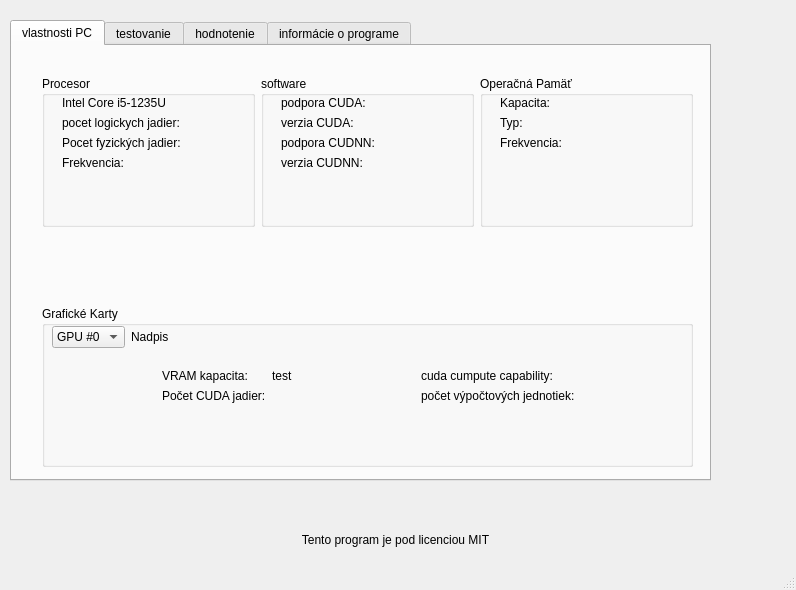
Old version of the form designs/interface.ui in the repository KristoveNohy/PCDIAG.
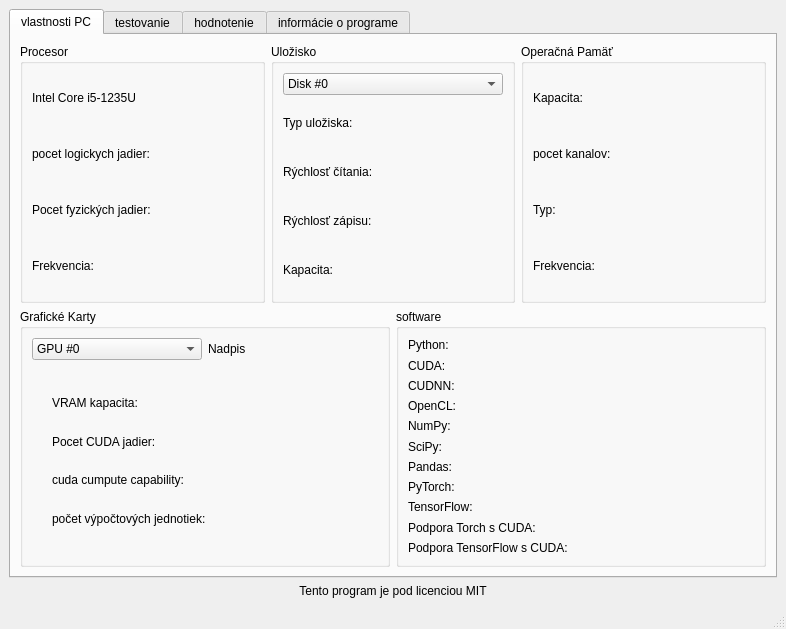
New version of the form. The open tabs and pages were chosen to show the change.

```diff
--- a/designs/interface.ui
+++ b/designs/interface.ui
@@ -6,31 +6,41 @@
    <rect>
     <x>0</x>
     <y>0</y>
-    <width>796</width>
-    <height>590</height>
+    <width>786</width>
+    <height>629</height>
    </rect>
   </property>
   <property name="windowTitle">
    <string>MainWindow</string>
   </property>
   <widget class="QWidget" name="centralwidget">
+   <layout class="QGridLayout" name="gridLayout">
+    <item row="1" column="0" alignment="Qt::AlignBottom">
+     <widget class="QLabel" name="Llicence">
+      <property name="text">
+       <string>&lt;html&gt;&lt;head/&gt;&lt;body&gt;&lt;p align=&quot;center&quot;&gt;Tento program je pod licenciou MIT&lt;/p&gt;&lt;/body&gt;&lt;/html&gt;</string>
+      </property>
+     </widget>
+    </item>
+    <item row="0" column="0">
    <widget class="QTabWidget" name="tabWidget">
-    <property name="geometry">
-     <rect>
-      <x>10</x>
-      <y>20</y>
-      <width>701</width>
-      <height>461</height>
-     </rect>
+      <property name="enabled">
+       <bool>true</bool>
+      </property>
+      <property name="sizePolicy">
+       <sizepolicy hsizetype="Expanding" vsizetype="MinimumExpanding">
+        <horstretch>0</horstretch>
+        <verstretch>0</verstretch>
+       </sizepolicy>
     </property>
     <property name="maximumSize">
      <size>
-      <width>731</width>
-      <height>481</height>
+        <width>16777215</width>
+        <height>16777215</height>
      </size>
     </property>
     <property name="currentIndex">
-     <number>0</number>
+       <number>1</number>
     </property>
     <widget class="QWidget" name="vlastnosti">
      <property name="styleSheet">
@@ -39,173 +49,39 @@
      <attribute name="title">
       <string>vlastnosti PC</string>
      </attribute>
-     <widget class="QGroupBox" name="GBoxGPU">
-      <property name="geometry">
-       <rect>
-        <x>30</x>
-        <y>260</y>
-        <width>651</width>
-        <height>161</height>
-       </rect>
-      </property>
-      <property name="title">
-       <string>Grafické Karty</string>
-      </property>
-      <widget class="QWidget" name="horizontalLayoutWidget">
-       <property name="geometry">
-        <rect>
-         <x>100</x>
-         <y>43</y>
-         <width>511</width>
-         <height>101</height>
-        </rect>
-       </property>
-       <layout class="QHBoxLayout" name="OUTGPUlayout">
+       <layout class="QVBoxLayout" name="verticalLayout">
         <item>
-         <layout class="QFormLayout" name="INGPUlayout1">
-          <property name="leftMargin">
-           <number>20</number>
-          </property>
-          <property name="topMargin">
-           <number>20</number>
-          </property>
-          <property name="rightMargin">
-           <number>20</number>
-          </property>
-          <property name="bottomMargin">
-           <number>20</number>
-          </property>
-          <item row="0" column="0">
-           <widget class="QLabel" name="LVRAM">
-            <property name="text">
-             <string>VRAM kapacita: </string>
-            </property>
-           </widget>
-          </item>
-          <item row="1" column="0">
-           <widget class="QLabel" name="LCUDAcores">
-            <property name="text">
-             <string>Počet CUDA jadier:</string>
-            </property>
-           </widget>
-          </item>
-          <item row="0" column="1">
-           <widget class="QLabel" name="testlabel">
-            <property name="text">
-             <string>test</string>
-            </property>
-           </widget>
-          </item>
-         </layout>
-        </item>
-        <item>
-         <layout class="QFormLayout" name="INGPUlayout2">
-          <property name="leftMargin">
-           <number>20</number>
-          </property>
-          <property name="topMargin">
-           <number>20</number>
-          </property>
-          <property name="rightMargin">
-           <number>20</number>
-          </property>
-          <property name="bottomMargin">
-           <number>20</number>
-          </property>
-          <item row="0" column="0">
-           <widget class="QLabel" name="LCUDAcomputeCapablity">
-            <property name="text">
-             <string>cuda cumpute capability:</string>
-            </property>
-           </widget>
-          </item>
-          <item row="1" column="0">
-           <widget class="QLabel" name="LComputeUnits">
-            <property name="text">
-             <string>počet výpočtových jednotiek:</string>
-            </property>
-           </widget>
-          </item>
-         </layout>
-        </item>
-       </layout>
-      </widget>
-      <widget class="QWidget" name="formLayoutWidget_3">
-       <property name="geometry">
-        <rect>
-         <x>10</x>
-         <y>20</y>
-         <width>641</width>
-         <height>25</height>
-        </rect>
-       </property>
-       <layout class="QFormLayout" name="formLayout_8">
-        <item row="0" column="1">
-         <widget class="QLabel" name="LGPUname">
-          <property name="text">
-           <string>Nadpis</string>
-          </property>
-         </widget>
-        </item>
-        <item row="0" column="0">
-         <widget class="QComboBox" name="comboGPU">
-          <item>
-           <property name="text">
-            <string>GPU #0</string>
-           </property>
-          </item>
-         </widget>
-        </item>
-       </layout>
-      </widget>
-     </widget>
-     <widget class="QWidget" name="horizontalLayoutWidget_2">
-      <property name="geometry">
-       <rect>
-        <x>30</x>
-        <y>30</y>
-        <width>651</width>
-        <height>151</height>
-       </rect>
-      </property>
       <layout class="QHBoxLayout" name="OUTPARAMS">
        <item>
         <widget class="QGroupBox" name="GBoxCPU">
          <property name="title">
           <string>Procesor</string>
          </property>
-         <widget class="QWidget" name="verticalLayoutWidget">
-          <property name="geometry">
-           <rect>
-            <x>20</x>
-            <y>20</y>
-            <width>181</width>
-            <height>111</height>
-           </rect>
-          </property>
-          <layout class="QFormLayout" name="CPUlayout">
-           <item row="0" column="0">
+            <layout class="QVBoxLayout" name="verticalLayout_5">
+             <item>
+              <layout class="QVBoxLayout" name="verticalLayout_11">
+               <item>
             <widget class="QLabel" name="LCPUname">
              <property name="text">
               <string>Intel Core i5-1235U</string>
              </property>
             </widget>
            </item>
-           <item row="1" column="0">
+               <item>
             <widget class="QLabel" name="LLCPUlogC">
              <property name="text">
               <string>pocet logickych jadier:</string>
              </property>
             </widget>
            </item>
-           <item row="2" column="0">
+               <item>
             <widget class="QLabel" name="LCPUphysC">
              <property name="text">
               <string>Pocet fyzických jadier: </string>
              </property>
             </widget>
            </item>
-           <item row="3" column="0">
+               <item>
             <widget class="QLabel" name="LfreqCPU">
              <property name="text">
               <string>Frekvencia: </string>
@@ -213,60 +89,54 @@
             </widget>
            </item>
           </layout>
-         </widget>
+             </item>
+            </layout>
         </widget>
        </item>
        <item>
-        <widget class="QGroupBox" name="GBoxSW">
+           <widget class="QGroupBox" name="groupBox">
          <property name="title">
-          <string>software</string>
-         </property>
-         <property name="flat">
-          <bool>false</bool>
-         </property>
-         <property name="checkable">
-          <bool>false</bool>
-         </property>
-         <widget class="QWidget" name="verticalLayoutWidget_5">
-          <property name="geometry">
-           <rect>
-            <x>20</x>
-            <y>20</y>
-            <width>181</width>
-            <height>111</height>
-           </rect>
-          </property>
-          <layout class="QFormLayout" name="SWlayout">
+             <string>Uložisko</string>
+            </property>
+            <layout class="QGridLayout" name="gridLayout_3">
            <item row="0" column="0">
-            <widget class="QLabel" name="LCUDAsup">
+              <widget class="QComboBox" name="comboBox">
+               <item>
              <property name="text">
-              <string>podpora CUDA:</string>
-             </property>
+                 <string>Disk #0</string>
+                </property>
+               </item>
             </widget>
            </item>
            <item row="1" column="0">
-            <widget class="QLabel" name="LCUDAver">
+              <widget class="QLabel" name="label_4">
              <property name="text">
-              <string>verzia CUDA:</string>
-             </property>
-            </widget>
-           </item>
-           <item row="2" column="0">
-            <widget class="QLabel" name="LcuDNNsup">
-             <property name="text">
-              <string>podpora CUDNN:</string>
+                <string>Typ uložiska: </string>
              </property>
             </widget>
            </item>
            <item row="3" column="0">
-            <widget class="QLabel" name="LcuDNNver">
+              <widget class="QLabel" name="label_6">
              <property name="text">
-              <string>verzia CUDNN:</string>
+                <string>Rýchlosť zápisu:</string>
+               </property>
+              </widget>
+             </item>
+             <item row="4" column="0">
+              <widget class="QLabel" name="label_7">
+               <property name="text">
+                <string>Kapacita:</string>
+               </property>
+              </widget>
+             </item>
+             <item row="2" column="0">
+              <widget class="QLabel" name="label_5">
+               <property name="text">
+                <string>Rýchlosť čítania:</string>
              </property>
             </widget>
            </item>
           </layout>
-         </widget>
         </widget>
        </item>
        <item>
@@ -274,34 +144,34 @@
          <property name="title">
           <string>Operačná Pamäť</string>
          </property>
-         <widget class="QWidget" name="verticalLayoutWidget_2">
-          <property name="geometry">
-           <rect>
-            <x>20</x>
-            <y>20</y>
-            <width>171</width>
-            <height>111</height>
-           </rect>
-          </property>
-          <layout class="QFormLayout" name="RAMlayout">
+            <layout class="QVBoxLayout" name="verticalLayout_6">
+             <item>
+              <layout class="QVBoxLayout" name="verticalLayout_13">
            <property name="sizeConstraint">
             <enum>QLayout::SetDefaultConstraint</enum>
            </property>
-           <item row="0" column="0">
+               <item>
             <widget class="QLabel" name="LRAMtotal">
              <property name="text">
               <string>Kapacita:  </string>
              </property>
             </widget>
            </item>
-           <item row="1" column="0">
+               <item>
+                <widget class="QLabel" name="label_3">
+                 <property name="text">
+                  <string>pocet kanalov: </string>
+                 </property>
+                </widget>
+               </item>
+               <item>
             <widget class="QLabel" name="LRAMtype">
              <property name="text">
               <string>Typ: </string>
              </property>
             </widget>
            </item>
-           <item row="2" column="0">
+               <item>
             <widget class="QLabel" name="LRAMfreq">
              <property name="text">
               <string>Frekvencia:</string>
@@ -309,47 +179,219 @@
             </widget>
            </item>
           </layout>
-         </widget>
-        </widget>
-       </item>
-      </layout>
-     </widget>
+             </item>
+            </layout>
+           </widget>
+          </item>
+         </layout>
+        </item>
+        <item>
+         <layout class="QHBoxLayout" name="horizontalLayout_2">
+          <item>
+           <widget class="QGroupBox" name="GBoxGPU">
+            <property name="title">
+             <string>Grafické Karty</string>
+            </property>
+            <layout class="QGridLayout" name="gridLayout_2">
+             <item row="0" column="0">
+              <widget class="QComboBox" name="comboGPU">
+               <item>
+                <property name="text">
+                 <string>GPU #0</string>
+                </property>
+               </item>
+              </widget>
+             </item>
+             <item row="0" column="1">
+              <widget class="QLabel" name="LGPUname">
+               <property name="text">
+                <string>Nadpis</string>
+               </property>
+              </widget>
+             </item>
+             <item row="1" column="0" colspan="2">
+              <layout class="QVBoxLayout" name="verticalLayout_14">
+               <property name="leftMargin">
+                <number>20</number>
+               </property>
+               <property name="topMargin">
+                <number>20</number>
+               </property>
+               <property name="rightMargin">
+                <number>20</number>
+               </property>
+               <property name="bottomMargin">
+                <number>20</number>
+               </property>
+               <item>
+                <widget class="QLabel" name="LVRAM">
+                 <property name="text">
+                  <string>VRAM kapacita: </string>
+                 </property>
+                </widget>
+               </item>
+               <item>
+                <widget class="QLabel" name="LCUDAcores">
+                 <property name="text">
+                  <string>Pocet CUDA jadier:</string>
+                 </property>
+                </widget>
+               </item>
+               <item>
+                <widget class="QLabel" name="LCUDAcomputeCapablity">
+                 <property name="text">
+                  <string>cuda cumpute capability:</string>
+                 </property>
+                </widget>
+               </item>
+               <item>
+                <widget class="QLabel" name="LComputeUnits">
+                 <property name="text">
+                  <string>počet výpočtových jednotiek:</string>
+                 </property>
+                </widget>
+               </item>
+              </layout>
+             </item>
+            </layout>
+           </widget>
+          </item>
+          <item>
+           <widget class="QGroupBox" name="GBoxSW">
+            <property name="title">
+             <string>software</string>
+            </property>
+            <property name="flat">
+             <bool>false</bool>
+            </property>
+            <property name="checkable">
+             <bool>false</bool>
+            </property>
+            <layout class="QVBoxLayout" name="verticalLayout_7">
+             <item>
+              <layout class="QVBoxLayout" name="verticalLayout_12">
+               <item>
+                <widget class="QLabel" name="label_13">
+                 <property name="text">
+                  <string>Python:</string>
+                 </property>
+                </widget>
+               </item>
+               <item>
+                <widget class="QLabel" name="LCUDAsup">
+                 <property name="text">
+                  <string>CUDA:</string>
+                 </property>
+                </widget>
+               </item>
+               <item>
+                <widget class="QLabel" name="LcuDNNsup">
+                 <property name="text">
+                  <string>CUDNN:</string>
+                 </property>
+                </widget>
+               </item>
+               <item>
+                <widget class="QLabel" name="label_8">
+                 <property name="text">
+                  <string>OpenCL:</string>
+                 </property>
+                </widget>
+               </item>
+               <item>
+                <widget class="QLabel" name="label_14">
+                 <property name="text">
+                  <string>NumPy:</string>
+                 </property>
+                </widget>
+               </item>
+               <item>
+                <widget class="QLabel" name="label_15">
+                 <property name="text">
+                  <string>SciPy:</string>
+                 </property>
+                </widget>
+               </item>
+               <item>
+                <widget class="QLabel" name="label_16">
+                 <property name="text">
+                  <string>Pandas:</string>
+                 </property>
+                </widget>
+               </item>
+               <item>
+                <widget class="QLabel" name="label_9">
+                 <property name="text">
+                  <string>PyTorch:</string>
+                 </property>
+                </widget>
+               </item>
+               <item>
+                <widget class="QLabel" name="label_10">
+                 <property name="text">
+                  <string>TensorFlow:</string>
+                 </property>
+                </widget>
+               </item>
+               <item>
+                <widget class="QLabel" name="label_11">
+                 <property name="text">
+                  <string>Podpora Torch s CUDA:</string>
+                 </property>
+                </widget>
+               </item>
+               <item>
+                <widget class="QLabel" name="label_12">
+                 <property name="text">
+                  <string>Podpora TensorFlow s CUDA:</string>
+                 </property>
+                </widget>
+               </item>
+              </layout>
+             </item>
+            </layout>
+           </widget>
+          </item>
+         </layout>
+        </item>
+       </layout>
     </widget>
     <widget class="QWidget" name="test">
      <attribute name="title">
       <string>testovanie</string>
      </attribute>
-     <widget class="QGroupBox" name="GBoxtraining">
-      <property name="geometry">
-       <rect>
-        <x>20</x>
-        <y>20</y>
-        <width>401</width>
-        <height>191</height>
-       </rect>
-      </property>
+       <layout class="QVBoxLayout" name="verticalLayout_2">
+        <item>
+         <layout class="QVBoxLayout" name="verticalLayout_9">
+          <item>
+           <layout class="QVBoxLayout" name="verticalLayout_10">
+            <item>
+             <widget class="QGroupBox" name="groupBox_2">
       <property name="title">
-       <string>Benchmark treningu</string>
-      </property>
-      <widget class="QWidget" name="formLayoutWidget">
-       <property name="geometry">
-        <rect>
-         <x>10</x>
-         <y>20</y>
-         <width>361</width>
-         <height>151</height>
-        </rect>
-       </property>
-       <layout class="QFormLayout" name="realtimelayout">
+               <string>Inferenčný bemchmark</string>
+              </property>
+              <property name="alignment">
+               <set>Qt::AlignLeading|Qt::AlignLeft|Qt::AlignVCenter</set>
+              </property>
+              <property name="flat">
+               <bool>false</bool>
+              </property>
+              <property name="checkable">
+               <bool>false</bool>
+              </property>
+              <layout class="QGridLayout" name="gridLayout_5">
+               <property name="sizeConstraint">
+                <enum>QLayout::SetDefaultConstraint</enum>
+               </property>
         <item row="0" column="0">
-         <widget class="QLabel" name="Ldevice">
+                <widget class="QLabel" name="label_18">
           <property name="text">
-           <string>Zariadenie: </string>
+                  <string>zariadenie: </string>
           </property>
          </widget>
         </item>
         <item row="0" column="1">
-         <widget class="QComboBox" name="combBDev">
+                <widget class="QComboBox" name="comboBox_2">
           <item>
            <property name="text">
             <string>CPU</string>
@@ -357,82 +399,101 @@
           </item>
           <item>
            <property name="text">
-            <string>GPU</string>
+                   <string>GPU #0</string>
            </property>
           </item>
          </widget>
         </item>
-        <item row="1" column="0">
-         <spacer name="verticalSpacer_3">
-          <property name="orientation">
-           <enum>Qt::Vertical</enum>
-          </property>
-          <property name="sizeHint" stdset="0">
-           <size>
-            <width>20</width>
-            <height>40</height>
-           </size>
-          </property>
-         </spacer>
-        </item>
-        <item row="2" column="0">
-         <widget class="QLabel" name="Lcas">
+               <item row="4" column="0">
+                <widget class="QLabel" name="label_20">
           <property name="text">
-           <string>čas: </string>
+                  <string>FPS:</string>
           </property>
          </widget>
         </item>
-        <item row="3" column="1">
-         <widget class="QPushButton" name="run">
+               <item row="7" column="0">
+                <widget class="QPushButton" name="pushButton">
           <property name="text">
            <string>Spustiť test</string>
           </property>
          </widget>
         </item>
-        <item row="4" column="0">
-         <widget class="QLabel" name="Lvysledok">
+               <item row="2" column="0">
+                <widget class="QLabel" name="label_17">
           <property name="text">
-           <string>vysledok:</string>
+                  <string>Spracovaných prvkov:</string>
           </property>
          </widget>
         </item>
         <item row="3" column="0">
+                <widget class="QLabel" name="label_19">
+                 <property name="text">
+                  <string>Priemerný čas na prvok:</string>
+                 </property>
+                </widget>
+               </item>
+               <item row="7" column="1">
          <widget class="QProgressBar" name="progressBar">
+                 <property name="styleSheet">
+                  <string notr="true">align-self: left;</string>
+                 </property>
           <property name="value">
            <number>24</number>
           </property>
          </widget>
         </item>
-       </layout>
-      </widget>
-     </widget>
-     <widget class="QGroupBox" name="GBox">
-      <property name="geometry">
-       <rect>
-        <x>20</x>
-        <y>220</y>
-        <width>401</width>
-        <height>191</height>
-       </rect>
-      </property>
+               <item row="1" column="0">
+                <widget class="QLabel" name="label">
+                 <property name="text">
+                  <string>dĺžka testu: </string>
+                 </property>
+                </widget>
+               </item>
+               <item row="5" column="0">
+                <widget class="QLabel" name="label_21">
+                 <property name="text">
+                  <string>využitie CPU/GPU: </string>
+                 </property>
+                </widget>
+               </item>
+               <item row="6" column="0">
+                <widget class="QLabel" name="label_22">
+                 <property name="text">
+                  <string>Využitie VRAM/RAM: </string>
+                 </property>
+                </widget>
+               </item>
+              </layout>
+             </widget>
+            </item>
+            <item>
+             <widget class="QGroupBox" name="groupBox_3">
       <property name="title">
-       <string>Inferenčný benchmark</string>
-      </property>
-     </widget>
+               <string>Benchmark syntetického treningu</string>
+              </property>
+              <layout class="QFormLayout" name="formLayout_2">
+               <item row="0" column="0">
+                <widget class="QLabel" name="label_2">
+                 <property name="text">
+                  <string>TextLabel</string>
+                 </property>
+                </widget>
+               </item>
+              </layout>
+             </widget>
+            </item>
+           </layout>
+          </item>
+         </layout>
+        </item>
+       </layout>
     </widget>
     <widget class="QWidget" name="hodnotenie">
      <attribute name="title">
       <string>hodnotenie</string>
      </attribute>
-     <widget class="QWidget" name="verticalLayoutWidget_3">
-      <property name="geometry">
-       <rect>
-        <x>60</x>
-        <y>50</y>
-        <width>601</width>
-        <height>331</height>
-       </rect>
-      </property>
+       <layout class="QVBoxLayout" name="verticalLayout_3">
+        <item>
       <layout class="QFormLayout" name="Gradelayout">
        <item row="0" column="0">
         <widget class="QLabel" name="LCPUgrade">
@@ -483,34 +544,22 @@
         </spacer>
        </item>
       </layout>
-     </widget>
+        </item>
+        <item>
      <widget class="QPushButton" name="buttonGrade">
-      <property name="geometry">
-       <rect>
-        <x>320</x>
-        <y>400</y>
-        <width>93</width>
-        <height>28</height>
-       </rect>
-      </property>
       <property name="text">
        <string>Ohodnotiť</string>
       </property>
      </widget>
+        </item>
+       </layout>
     </widget>
     <widget class="QWidget" name="info">
      <attribute name="title">
       <string>informácie o programe</string>
      </attribute>
-     <widget class="QWidget" name="verticalLayoutWidget_4">
-      <property name="geometry">
-       <rect>
-        <x>30</x>
-        <y>40</y>
-        <width>651</width>
-        <height>391</height>
-       </rect>
-      </property>
+       <layout class="QVBoxLayout" name="verticalLayout_4">
+        <item>
       <layout class="QVBoxLayout" name="infolayout">
        <item>
         <widget class="QLabel" name="Linfo1">
@@ -533,29 +582,19 @@
         </spacer>
        </item>
       </layout>
-     </widget>
-    </widget>
-   </widget>
-   <widget class="QLabel" name="Llicence">
-    <property name="geometry">
-     <rect>
-      <x>0</x>
-      <y>530</y>
-      <width>791</width>
-      <height>20</height>
-     </rect>
-    </property>
-    <property name="text">
-     <string>&lt;html&gt;&lt;head/&gt;&lt;body&gt;&lt;p align=&quot;center&quot;&gt;Tento program je pod licenciou MIT&lt;/p&gt;&lt;/body&gt;&lt;/html&gt;</string>
-    </property>
-   </widget>
+        </item>
+       </layout>
+      </widget>
+     </widget>
+    </item>
+   </layout>
   </widget>
   <widget class="QMenuBar" name="menubar">
    <property name="geometry">
     <rect>
      <x>0</x>
      <y>0</y>
-     <width>796</width>
+     <width>786</width>
      <height>26</height>
     </rect>
    </property>
```
Lines whose indentation alone changed are shown as unchanged.
